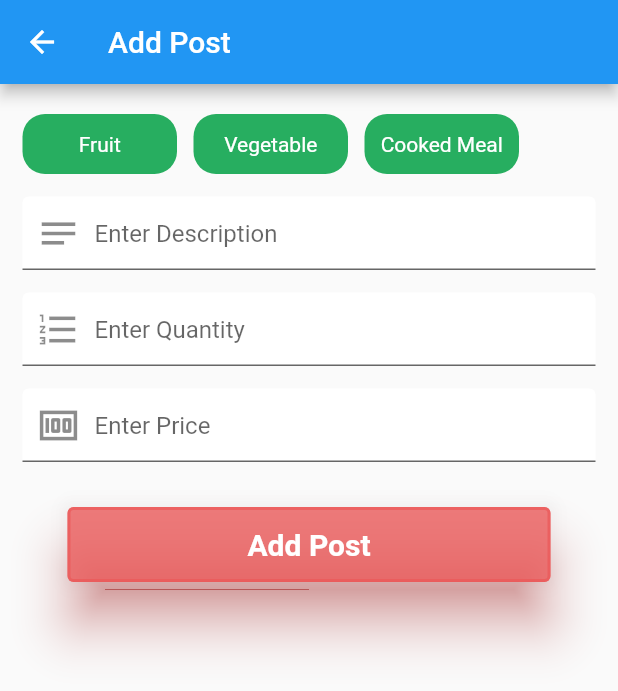
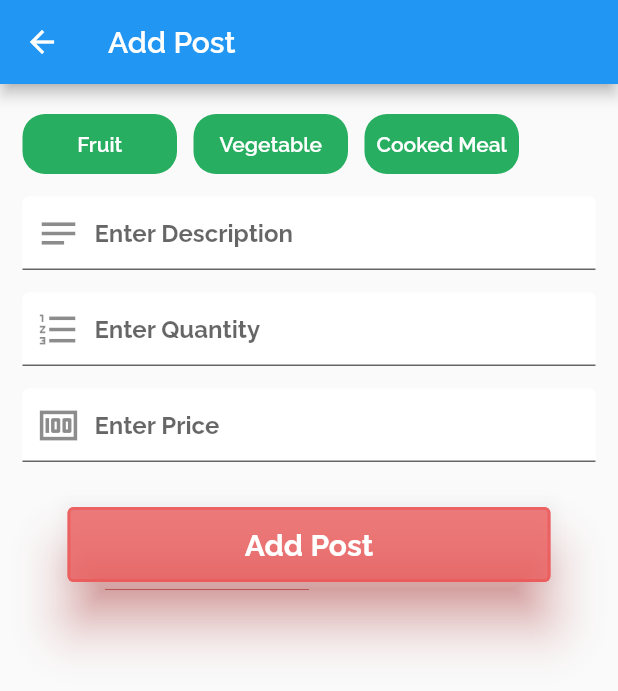
Before and after one commit to twisha-shah99/container4.0, a Flutter app: the posts screen opened directly, after a tap on the "add" icon, on a phone screen of 412 x 824 dp. Shown: the top 691 px of the screen. Run offline on Flutter 3.47's test engine with Material 2 defaults, Android fonts, the phone set to English and light mode, and no system bars; our stand-ins replace firebase_core, firebase_database, flutter_spinkit, lottie, material_design_icons_flutter, percent_indicator and 1 more; missing offline and left inert: custom_switch, flutter_sms, sms; accounts and stored records are empty; network calls fail.

Commit message:
Added Raleway font

```diff
--- a/lib/assets/color.dart
+++ b/lib/assets/color.dart
@@ -1,22 +1,22 @@
 import 'package:flutter/material.dart';
 
 class AppColor {
-<<<<<<< HEAD
+
   static const Color PRIMARY_GREEN = Color(0xFF29b81c);
-=======
-  static const Color PRIMARY_GREEN = Color(0xFF27AE60);
+
+  static const Color PRIMARY_GREEN1 = Color(0xFF27AE60);
   static const Color PRIMARY_GREEN_DULL = Color(0xD027AE60);
->>>>>>> bf9b4c9b341d048e1c1bcbaa0c06115192e5f064
+
   static const Color PRIMARY_WHITE = Color(0xFFFFFFFF);
   static const Color PRIMARY_LIGHT_YELLOW = Color(0xFFfaffcf);
   static const Color PRIMARY_BLACK = Color(0xFF000000);
   static const Color PRIMARY_GREY = Color(0xFFe3e1e1);
   static const Color PRIMARY_LIGHT_GREEN = Color(0xFF8fdb7f);
-<<<<<<< HEAD
 
-=======
+
+
   static const Color PRIMARY_CHROME_YELLOW = Color(0xFFF2C94C);
   // static const Color PRIMARY_ORANGE = Color(0xFFFF6700);
   static const Color PRIMARY_ORANGE = Color(0xB4EB5757);
->>>>>>> bf9b4c9b341d048e1c1bcbaa0c06115192e5f064
+
 }
--- a/lib/main.dart
+++ b/lib/main.dart
@@ -57,7 +57,7 @@ class _SplashScreenPageState extends State<SplashScreenPage> {
             mainAxisAlignment: MainAxisAlignment.center,
             children: [
 
-              Text("Container 4.0", style: TextStyle(fontSize: 40, fontWeight: FontWeight.bold),),
+              Text("Container 4.0", style: TextStyle(fontSize: 40, fontWeight: FontWeight.bold,fontFamily: "Raleway"),),
               Padding(
                 padding:EdgeInsets.only(top:20),
                 child:Lottie.network(
@@ -89,6 +89,7 @@ class MyApp extends StatelessWidget {
       ),
       debugShowCheckedModeBanner: false,
       theme: new ThemeData(
+
         primaryColor: Color(0xFF27AE60),
         accentColor: Color(0xFFF2C94C),
         scaffoldBackgroundColor: AppColor.PRIMARY_WHITE,
--- a/lib/views/community.dart
+++ b/lib/views/community.dart
@@ -54,6 +54,7 @@ class _postsState extends State<posts> {
 
               Text(post['name'], style: TextStyle(fontSize: 15,
                   color: Colors.black,
+                  fontFamily: "Raleway",
                   fontWeight: FontWeight.w600),),
               SizedBox(width: 110,),
               Icon(Icons.phone_iphone,
@@ -62,6 +63,7 @@ class _postsState extends State<posts> {
               SizedBox(width: 6),
               Text(post['number'], style: TextStyle(fontSize: 15,
                   color: Color(0xFFEB5757),
+                  fontFamily: "Raleway",
                   fontWeight: FontWeight.w600),),
             ],
       ),
@@ -73,10 +75,12 @@ class _postsState extends State<posts> {
               size: 20,),
               Text(" Category:" ,style: TextStyle(fontSize: 15,
                 color: Colors.black,
+                  fontFamily: "Raleway",
                 fontWeight: FontWeight.w600),),
               SizedBox(width: 6),
               Text(post['type'], style: TextStyle(fontSize: 15,
               color: Colors.black,
+                  fontFamily: "Raleway",
               fontWeight: FontWeight.w600),),
 
     ],
@@ -88,10 +92,12 @@ class _postsState extends State<posts> {
                 size: 20,),
               Text(" Description:" ,style: TextStyle(fontSize: 15,
                   color: Colors.black,
+                  fontFamily: "Raleway",
                   fontWeight: FontWeight.w600),),
               SizedBox(width: 6),
               Text(post['description'], style: TextStyle(fontSize: 15,
                   color: Colors.black,
+                  fontFamily: "Raleway",
                   fontWeight: FontWeight.w600),),
             ],
             ),
@@ -102,10 +108,12 @@ class _postsState extends State<posts> {
                 size: 20,),
               Text(" Quantity:" ,style: TextStyle(fontSize: 15,
                   color: Colors.black,
+                  fontFamily: "Raleway",
                   fontWeight: FontWeight.w600),),
               SizedBox(width: 6),
               Text(post['quantity'], style: TextStyle(fontSize: 15,
                   color: Colors.black,
+                  fontFamily: "Raleway",
                   fontWeight: FontWeight.w600),),
             ],
             ),
@@ -116,10 +124,12 @@ class _postsState extends State<posts> {
                 size: 20,),
               Text(" Cost:" ,style: TextStyle(fontSize: 15,
                   color: Colors.black,
+                  fontFamily: "Raleway",
                   fontWeight: FontWeight.w600),),
               SizedBox(width: 6),
               Text(post['price'], style: TextStyle(fontSize: 15,
                   color: Colors.black,
+                  fontFamily: "Raleway",
                   fontWeight: FontWeight.w600),),
             ],
             ),
@@ -130,11 +140,13 @@ class _postsState extends State<posts> {
                 size: 20,),
               Text(" Address:" ,style: TextStyle(fontSize: 15,
                   color: Colors.black,
+                  fontFamily: "Raleway",
                   fontWeight: FontWeight.w600),),
               SizedBox(width: 6),
               Text(post['address'], style: TextStyle(fontSize: 15,
                   color: Colors.black,
-                  fontWeight: FontWeight.w600),),
+                  fontFamily: "Raleway",
+                  fontWeight: FontWeight.bold),),
             ],
             ),
 
@@ -149,8 +161,10 @@ class _postsState extends State<posts> {
   Widget build(BuildContext context) {
     return Scaffold(
       appBar:AppBar(
-        title:Text("POSTS",style:TextStyle(
+        title:Text("Posts",style:TextStyle(
+          fontFamily: "Raleway",
           color: Colors.black,
+          fontWeight: FontWeight.w600,
 
         ),),
         backgroundColor: Color(0xFFF2C94C),
--- a/lib/views/communitydetail.dart
+++ b/lib/views/communitydetail.dart
@@ -1,3 +1,5 @@
+import 'dart:ui';
+
 import 'package:firebase_database/firebase_database.dart';
 import 'package:flutter/cupertino.dart';
 import 'package:flutter/material.dart';
@@ -37,6 +39,8 @@ class _add_postsState extends State<add_posts> {
           borderRadius: BorderRadius.circular(15),
         ),
         child:Center(child:Text(title,style:TextStyle(fontSize: 14,
+            fontFamily: "Raleway",
+            fontWeight: FontWeight.w600,
             color:Colors.white),
         ),),),
 
@@ -59,7 +63,8 @@ class _add_postsState extends State<add_posts> {
       appBar: AppBar(
 
 
-        title:Text('Add Post'),
+        title:Text('Add Post',style:TextStyle(fontFamily: "Raleway",fontWeight: FontWeight.w600)),
+
 
       ),
       body:Container(
@@ -74,6 +79,7 @@ class _add_postsState extends State<add_posts> {
               height:40,
 
               child:ListView(
+
                 scrollDirection:Axis.horizontal,
                 children:[
                   _buildfoodType('Fruit'),
@@ -97,6 +103,7 @@ class _add_postsState extends State<add_posts> {
               decoration:
               InputDecoration(
                 hintText:'Enter Description',
+                hintStyle: TextStyle(fontFamily: "Raleway",fontWeight: FontWeight.bold),
                 prefixIcon:Icon(Icons.notes,size:30,),
                 fillColor:Colors.white,
                 filled:true,
@@ -110,6 +117,7 @@ class _add_postsState extends State<add_posts> {
               decoration:
               InputDecoration(
                 hintText:'Enter Quantity',
+                hintStyle: TextStyle(fontFamily: "Raleway",fontWeight: FontWeight.bold),
                 prefixIcon:Icon(Icons.format_list_numbered,size:30,),
                 fillColor:Colors.white,
                 filled:true,
@@ -123,6 +131,8 @@ class _add_postsState extends State<add_posts> {
               decoration:
               InputDecoration(
                 hintText:'Enter Price',
+                hintStyle: TextStyle(fontFamily: "Raleway",fontWeight: FontWeight.bold),
+
                 prefixIcon:Icon(Icons.money,size:30,),
                 fillColor:Colors.white,
                 filled:true,
@@ -154,9 +164,10 @@ class _add_postsState extends State<add_posts> {
 
               ),
               child: Text('Add Post',style:TextStyle(
+                fontFamily: "Raleway",fontWeight: FontWeight.bold,
                 fontSize: 20,
                 color: Colors.white,
-                fontWeight: FontWeight.w600,
+
               ),
               ),
 
--- a/pubspec.yaml
+++ b/pubspec.yaml
@@ -65,6 +65,10 @@ flutter:
         - asset: lib/assets/raleway.ttf
 
 
+
+
+
+
   # To add assets to your application, add an assets section, like this:
   # assets:
   #   - images/a_dot_burr.jpeg
```
Also changed, not shown: lib/navigation.dart (+19 -7 lines), pubspec.lock.
